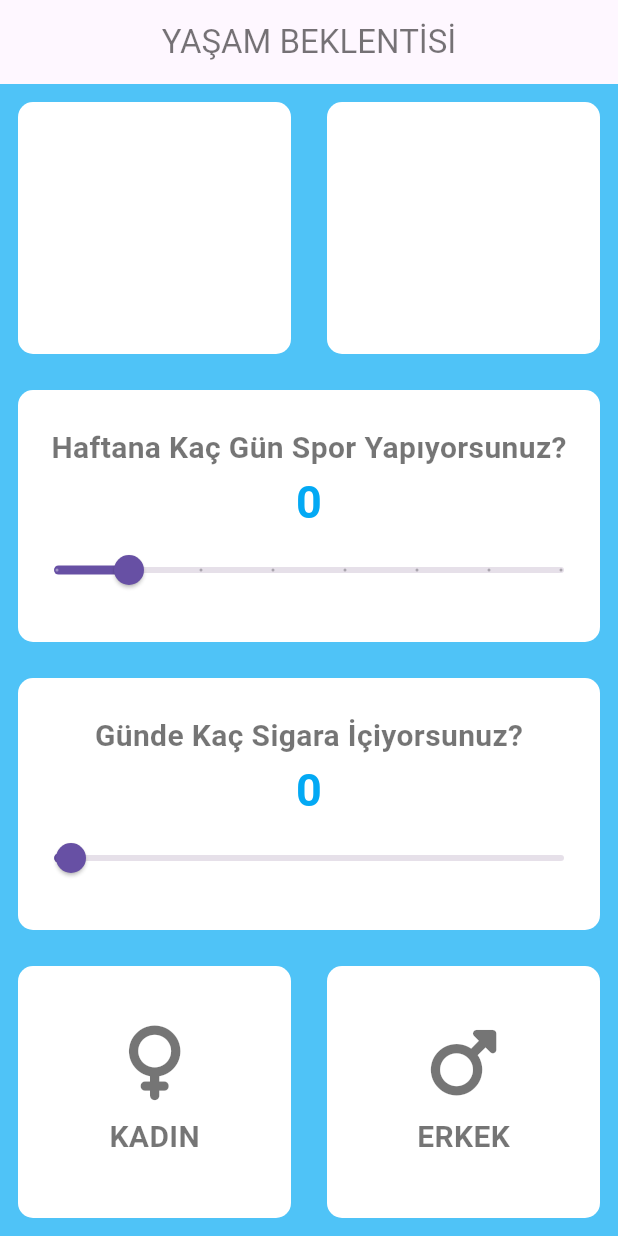
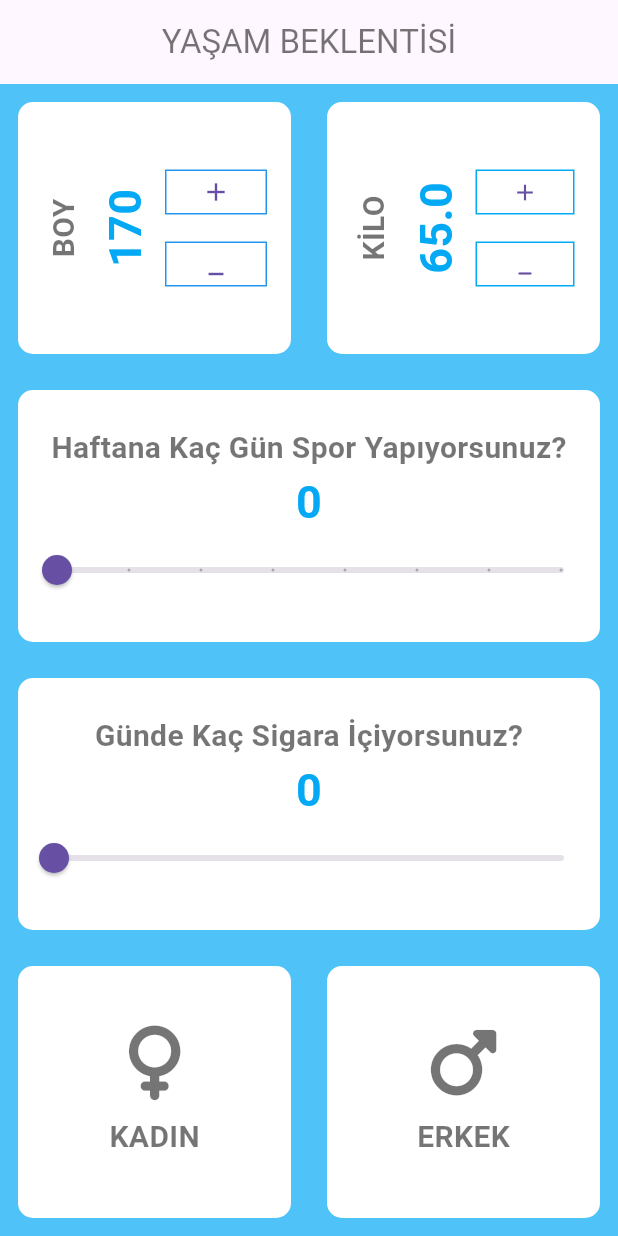
Before and after one commit to sefasezr/life_exp, a Flutter app: the screen it shows after launch, on a phone screen of 412 x 824 dp. Run offline on Flutter 3.47's test engine with Material 3 defaults, Android fonts, the light colour scheme and no system bars; our stand-ins replace font_awesome_flutter.

Commit message:
23.10.2024

```diff
--- /dev/null
+++ b/lib/constants.dart
@@ -0,0 +1,7 @@
+import 'package:flutter/material.dart';
+
+TextStyle kMetinStili =
+    TextStyle(color: Colors.black54, fontSize: 20, fontWeight: FontWeight.bold);
+
+TextStyle kSayiStili = TextStyle(
+    color: Colors.lightBlue, fontSize: 30, fontWeight: FontWeight.bold);
--- a/lib/icon_cinsiyet.dart
+++ b/lib/icon_cinsiyet.dart
@@ -1,4 +1,5 @@
 import 'package:flutter/material.dart';
+import 'package:yasam_dong/constants.dart';
 
 class IconCinsiyet extends StatelessWidget {
   final String? cinsiyet;
@@ -19,11 +20,8 @@ class IconCinsiyet extends StatelessWidget {
         SizedBox(
           height: 10,
         ),
-        Text(
-          cinsiyet!, //! ile null kontrolü yapıyor
-          style: TextStyle(
-              color: Colors.black54, fontSize: 20, fontWeight: FontWeight.bold),
-        )
+        Text(cinsiyet!, //! ile null kontrolü yapıyor
+            style: kMetinStili)
       ],
     );
   }
--- a/lib/input_page.dart
+++ b/lib/input_page.dart
@@ -1,5 +1,6 @@
 import 'package:flutter/material.dart';
 import 'package:font_awesome_flutter/font_awesome_flutter.dart';
+import 'package:yasam_dong/constants.dart';
 import 'icon_cinsiyet.dart';
 import 'my_container.dart';
 
@@ -12,6 +13,8 @@ class _InputPageState extends State<InputPage> {
   String? seciliCinsiyet;
   double icilenSigara = 0;
   double yapilanSpor = 0;
+  int boy = 170;
+  double kilo = 65;
 
   @override
   Widget build(BuildContext context) {
@@ -32,11 +35,140 @@ class _InputPageState extends State<InputPage> {
                 children: <Widget>[
                   Expanded(
                     flex: 1,
-                    child: MyContainer(),
+                    child: MyContainer(
+                      child: Row(
+                        mainAxisAlignment: MainAxisAlignment.center,
+                        children: <Widget>[
+                          RotatedBox(
+                            quarterTurns: 3,
+                            child: Text('BOY', style: kMetinStili),
+                          ),
+                          SizedBox(
+                            width: 5,
+                          ),
+                          RotatedBox(
+                            quarterTurns: 3,
+                            child: Text(
+                              boy.toString(),
+                              style: kSayiStili,
+                            ),
+                          ),
+                          SizedBox(
+                            width: 5,
+                          ),
+                          Column(
+                            mainAxisAlignment: MainAxisAlignment.center,
+                            children: <Widget>[
+                              ButtonTheme(
+                                minWidth: 36,
+                                child: OutlinedButton(
+                                  onPressed: () {
+                                    setState(() {
+                                      boy++;
+                                    });
+
+                                    print('ustteki buton basildi');
+                                  },
+                                  child: Icon(
+                                    Icons.add,
+                                    size: 20,
+                                  ),
+                                  style: OutlinedButton.styleFrom(
+                                    side: BorderSide(color: Colors.blue),
+                                    shape: RoundedRectangleBorder(
+                                      borderRadius: BorderRadius
+                                          .zero, // Butonun köşeleri keskin olur
+                                    ),
+                                    minimumSize: Size(30, 30),
+                                  ),
+                                ),
+                              ),
+                              ButtonTheme(
+                                minWidth: 36,
+                                child: OutlinedButton(
+                                  onPressed: () {
+                                    setState(() {
+                                      boy--;
+                                    });
+                                  },
+                                  child: Icon(
+                                    Icons.minimize,
+                                    size: 20,
+                                  ),
+                                  style: OutlinedButton.styleFrom(
+                                    side: BorderSide(color: Colors.blue),
+                                    shape: RoundedRectangleBorder(
+                                        borderRadius: BorderRadius.zero),
+                                    minimumSize: Size(30, 30),
+                                  ),
+                                ),
+                              ),
+                            ],
+                          )
+                        ],
+                      ),
+                    ),
                   ),
                   Expanded(
                     flex: 1,
-                    child: MyContainer(),
+                    child: MyContainer(
+                      child: Row(
+                        mainAxisAlignment: MainAxisAlignment.center,
+                        children: <Widget>[
+                          RotatedBox(
+                            quarterTurns: 3,
+                            child: Text(
+                              'KİLO',
+                              style: kMetinStili,
+                            ),
+                          ),
+                          SizedBox(
+                            width: 5,
+                          ),
+                          RotatedBox(
+                            quarterTurns: 3,
+                            child: Text(
+                              kilo.toString(),
+                              style: kSayiStili,
+                            ),
+                          ),
+                          SizedBox(
+                            width: 5,
+                          ),
+                          Column(
+                            mainAxisAlignment: MainAxisAlignment.center,
+                            children: <Widget>[
+                              ButtonTheme(
+                                minWidth: 36,
+                                child: OutlinedButton(
+                                  onPressed: () {},
+                                  child: Icon(Icons.add),
+                                  style: OutlinedButton.styleFrom(
+                                    side: BorderSide(color: Colors.lightBlue),
+                                    shape: RoundedRectangleBorder(
+                                        borderRadius: BorderRadius.zero),
+                                    minimumSize: Size(30, 30),
+                                  ),
+                                ),
+                              ),
+                              ButtonTheme(
+                                minWidth: 36,
+                                child: OutlinedButton(
+                                  onPressed: () {},
+                                  child: Icon(Icons.minimize_rounded),
+                                  style: OutlinedButton.styleFrom(
+                                    side: BorderSide(color: Colors.lightBlue),
+                                    shape: RoundedRectangleBorder(
+                                        borderRadius: BorderRadius.zero),
+                                    minimumSize: Size(30, 30),
+                                  ),
+                                ),
+                              )
+                            ],
+                          ),
+                        ],
+                      ),
+                    ),
                   ),
                 ],
               ),
@@ -56,16 +188,13 @@ class _InputPageState extends State<InputPage> {
                     ),
                     Text(
                       yapilanSpor.round().toString(),
-                      style: TextStyle(
-                          color: Colors.lightBlue,
-                          fontSize: 30,
-                          fontWeight: FontWeight.bold),
+                      style: kSayiStili,
                     ),
                     Slider(
                       min: 0,
                       max: 7,
                       divisions: 7,
-                      value: 1.0,
+                      value: yapilanSpor,
                       onChanged: (double newValue) {
                         setState(() {
                           yapilanSpor = newValue;
@@ -91,15 +220,12 @@ class _InputPageState extends State<InputPage> {
                     ),
                     Text(
                       '${icilenSigara.round()}',
-                      style: TextStyle(
-                          color: Colors.lightBlue,
-                          fontSize: 30,
-                          fontWeight: FontWeight.bold),
+                      style: kSayiStili,
                     ),
                     Slider(
                         min: 0,
                         max: 30,
-                        value: 1.0,
+                        value: icilenSigara,
                         onChanged: (double newValue) {
                           setState(() {
                             icilenSigara = newValue;
```
Also changed, not shown: lib/main_yorumladim.dart (renamed from lib/main_calisma.dart).
